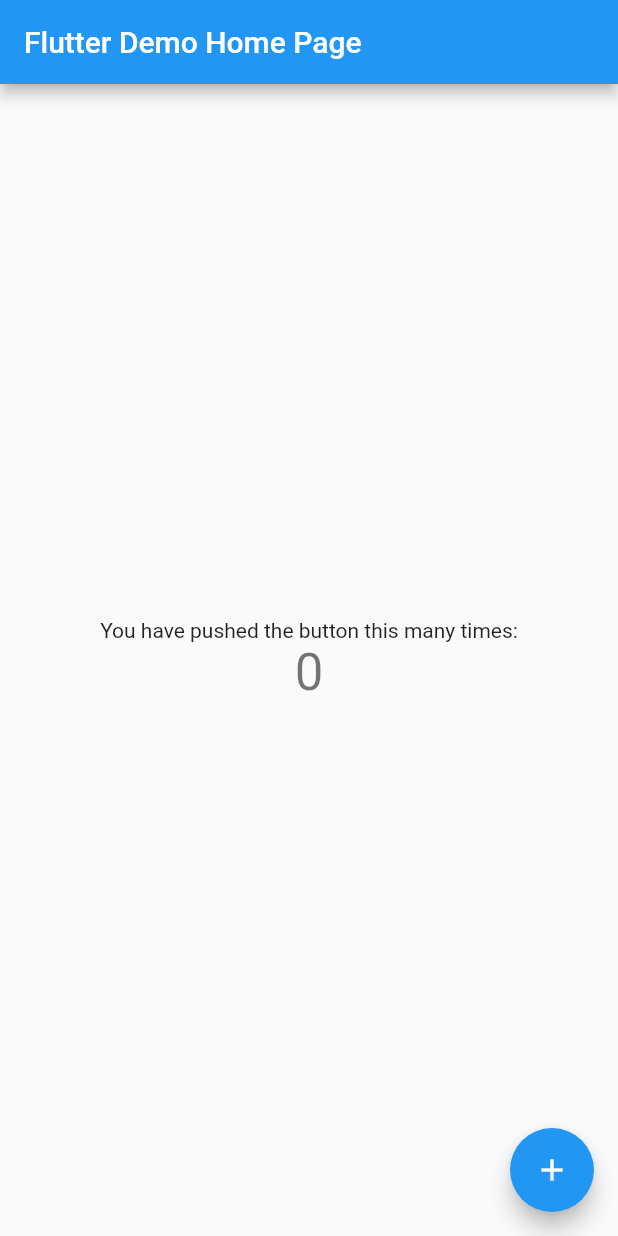
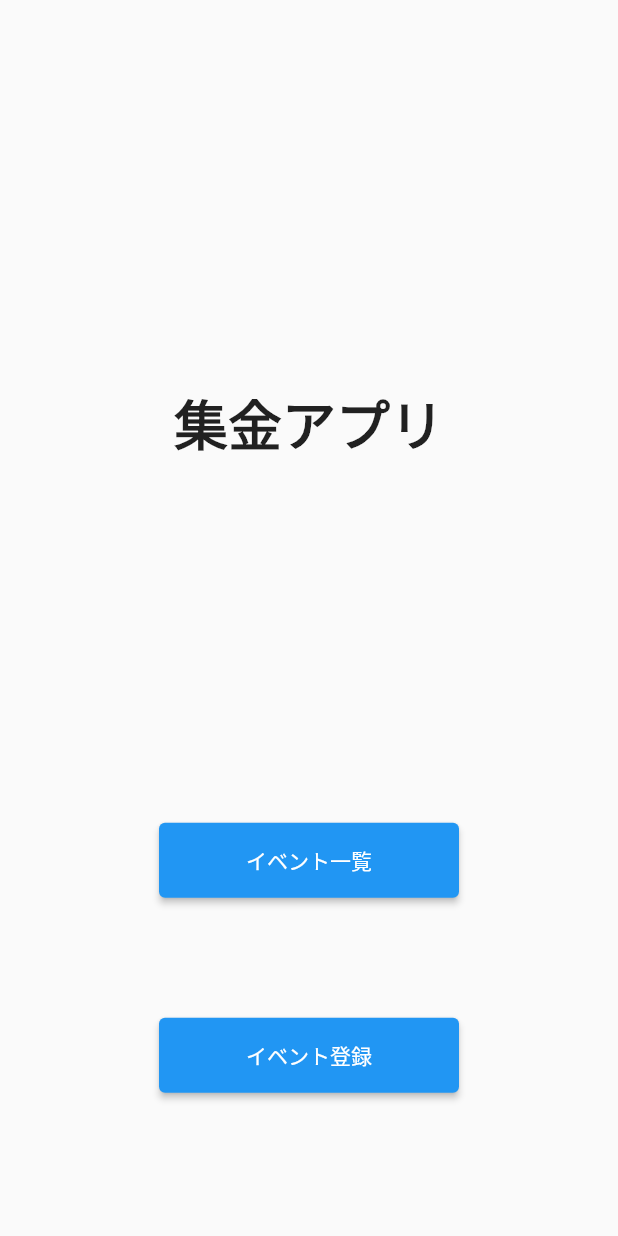
Before and after one commit to jack-app/ideathon-summer-team2, a Flutter app: the screen it shows after launch, on a phone screen of 412 x 824 dp. Run offline on Flutter 3.47's test engine with Material 2 defaults, Android fonts, the phone set to English and light mode, and no system bars.

Commit message:
スタート画面とホームへの遷移

```diff
--- a/lib/main.dart
+++ b/lib/main.dart
@@ -1,115 +1,87 @@
 import 'package:flutter/material.dart';
-
-void main() {
-  runApp(const MyApp());
-}
+void main() => runApp(MyApp());
 
 class MyApp extends StatelessWidget {
-  const MyApp({Key? key}) : super(key: key);
-
-  // This widget is the root of your application.
   @override
   Widget build(BuildContext context) {
     return MaterialApp(
-      title: 'Flutter Demo',
+      title: 'お金集めるんです',
       theme: ThemeData(
-        // This is the theme of your application.
-        //
-        // Try running your application with "flutter run". You'll see the
-        // application has a blue toolbar. Then, without quitting the app, try
-        // changing the primarySwatch below to Colors.green and then invoke
-        // "hot reload" (press "r" in the console where you ran "flutter run",
-        // or simply save your changes to "hot reload" in a Flutter IDE).
-        // Notice that the counter didn't reset back to zero; the application
-        // is not restarted.
-        primarySwatch: Colors.blue,
-      ),
-      home: const MyHomePage(title: 'Flutter Demo Home Page'),
+        primarySwatch: Colors.blue,),
+      home: TitlePage(),
     );
   }
 }
 
-class MyHomePage extends StatefulWidget {
-  const MyHomePage({Key? key, required this.title}) : super(key: key);
-
-  // This widget is the home page of your application. It is stateful, meaning
-  // that it has a State object (defined below) that contains fields that affect
-  // how it looks.
-
-  // This class is the configuration for the state. It holds the values (in this
-  // case the title) provided by the parent (in this case the App widget) and
-  // used by the build method of the State. Fields in a Widget subclass are
-  // always marked "final".
-
-  final String title;
-
-  @override
-  State<MyHomePage> createState() => _MyHomePageState();
-}
-
-class _MyHomePageState extends State<MyHomePage> {
-  int _counter = 0;
-
-  void _incrementCounter() {
-    setState(() {
-      // This call to setState tells the Flutter framework that something has
-      // changed in this State, which causes it to rerun the build method below
-      // so that the display can reflect the updated values. If we changed
-      // _counter without calling setState(), then the build method would not be
-      // called again, and so nothing would appear to happen.
-      _counter++;
-    });
-  }
-
+//タイトル画面
+class TitlePage extends StatelessWidget {
   @override
   Widget build(BuildContext context) {
-    // This method is rerun every time setState is called, for instance as done
-    // by the _incrementCounter method above.
-    //
-    // The Flutter framework has been optimized to make rerunning build methods
-    // fast, so that you can just rebuild anything that needs updating rather
-    // than having to individually change instances of widgets.
     return Scaffold(
-      appBar: AppBar(
-        // Here we take the value from the MyHomePage object that was created by
-        // the App.build method, and use it to set our appbar title.
-        title: Text(widget.title),
-      ),
-      body: Center(
-        // Center is a layout widget. It takes a single child and positions it
-        // in the middle of the parent.
-        child: Column(
-          // Column is also a layout widget. It takes a list of children and
-          // arranges them vertically. By default, it sizes itself to fit its
-          // children horizontally, and tries to be as tall as its parent.
-          //
-          // Invoke "debug painting" (press "p" in the console, choose the
-          // "Toggle Debug Paint" action from the Flutter Inspector in Android
-          // Studio, or the "Toggle Debug Paint" command in Visual Studio Code)
-          // to see the wireframe for each widget.
-          //
-          // Column has various properties to control how it sizes itself and
-          // how it positions its children. Here we use mainAxisAlignment to
-          // center the children vertically; the main axis here is the vertical
-          // axis because Columns are vertical (the cross axis would be
-          // horizontal).
+      body: Container(
+        alignment: Alignment.center,
+        child:Column(
           mainAxisAlignment: MainAxisAlignment.center,
           children: <Widget>[
-            const Text(
-              'You have pushed the button this many times:',
+            //タイトル
+          Container(
+            margin: EdgeInsets.symmetric(
+              vertical: 200.0,
+              horizontal: 20.0,),
+            child:Text('集金アプリ',style: TextStyle(fontWeight: FontWeight.bold,fontSize: 36)),),
+          //イベント一覧ボタン
+          Container(
+            margin: EdgeInsets.all(40),
+            child:SizedBox(
+              width: 200, //横幅
+              height: 50, //高さ
+              child: ElevatedButton(
+                style: ElevatedButton.styleFrom(primary: Colors.blue,),
+                onPressed: () {
+                  Navigator.of(context).push(
+                  MaterialPageRoute(builder: (context) {
+                // 遷移先の画面としてリスト追加画面を指定
+                  return HomePage();}),
+                );},
+                child: Text('イベント一覧', style: TextStyle(color: Colors.white)),
+              ),
             ),
-            Text(
-              '$_counter',
-              style: Theme.of(context).textTheme.headline4,
+          ),
+          //イベント登録画面
+          Container(
+            margin: EdgeInsets.all(40),
+            child:SizedBox(
+              width: 200, //横幅
+              height: 50, //高さ
+              child: ElevatedButton(
+                style: ElevatedButton.styleFrom(primary: Colors.blue,),
+                onPressed: () {},
+                child: Text('イベント登録', style: TextStyle(color: Colors.white)),
             ),
-          ],
+              ),
+            ),
+            ]
         ),
       ),
-      floatingActionButton: FloatingActionButton(
-        onPressed: _incrementCounter,
-        tooltip: 'Increment',
-        child: const Icon(Icons.add),
-      ), // This trailing comma makes auto-formatting nicer for build methods.
     );
   }
 }
+
+//ホーム画面
+class HomePage extends StatelessWidget {
+  @override
+ Widget build(BuildContext context) {
+    return Scaffold(
+      body: Center(
+        child: TextButton(
+          // ボタンをクリックした時の処理
+          onPressed: () {
+            // "pop"で前の画面に戻る
+            Navigator.of(context).pop();
+          },
+          child: Text('イベント一覧'),
+        ),
+      ),
+    );
+  }
+}
```
